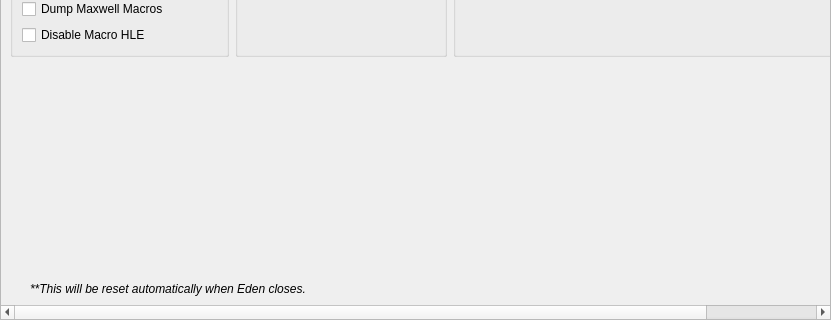
First picture: the form in src/yuzu/configuration/configure_debug.ui, repository Valdrrak/suyu-v0.0.4, before the edit; both pictures show x 0 to 831 and y 440 to 760 of the 831 by 760 pixel window.
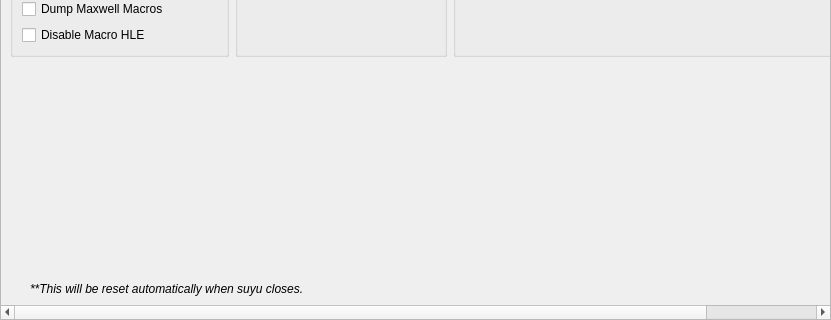
Second picture: the form after the edit.

Commit message: rebrand: sweep Eden from all UI files and vulkan_device log message

```diff
--- a/src/yuzu/configuration/configure_debug.ui
+++ b/src/yuzu/configuration/configure_debug.ui
@@ -784,7 +784,7 @@
        </font>
       </property>
       <property name="text">
-       <string>**This will be reset automatically when Eden closes.</string>
+       <string>**This will be reset automatically when suyu closes.</string>
       </property>
       <property name="indent">
        <number>20</number>
```
The commit also changes 12 other files.
